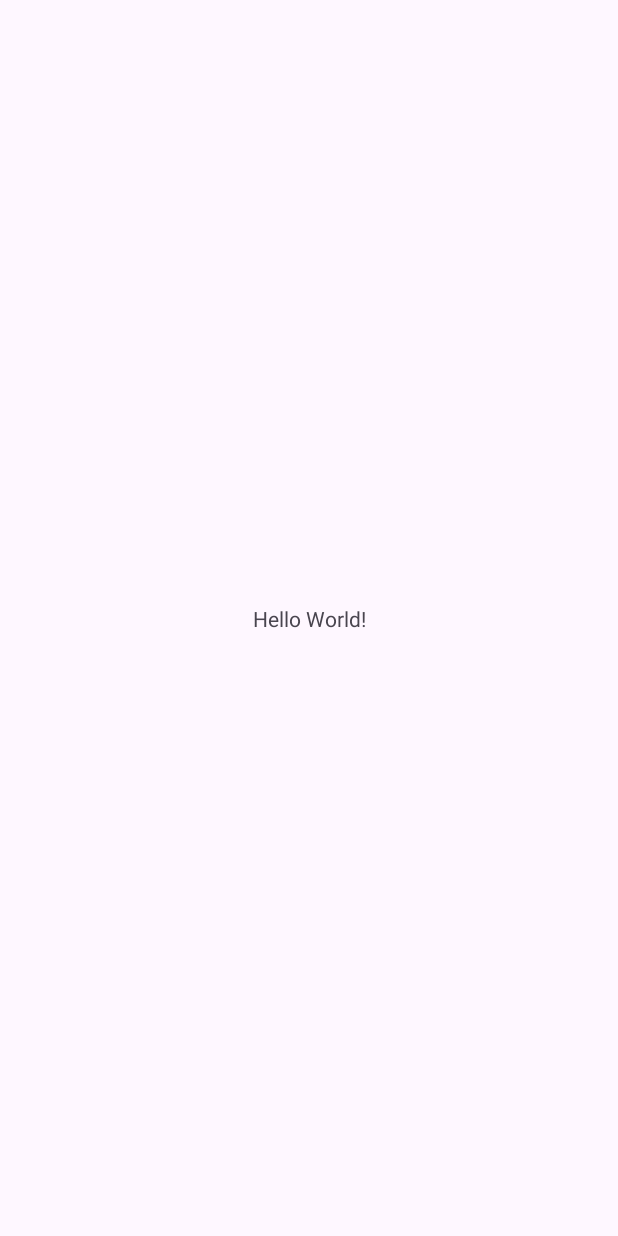
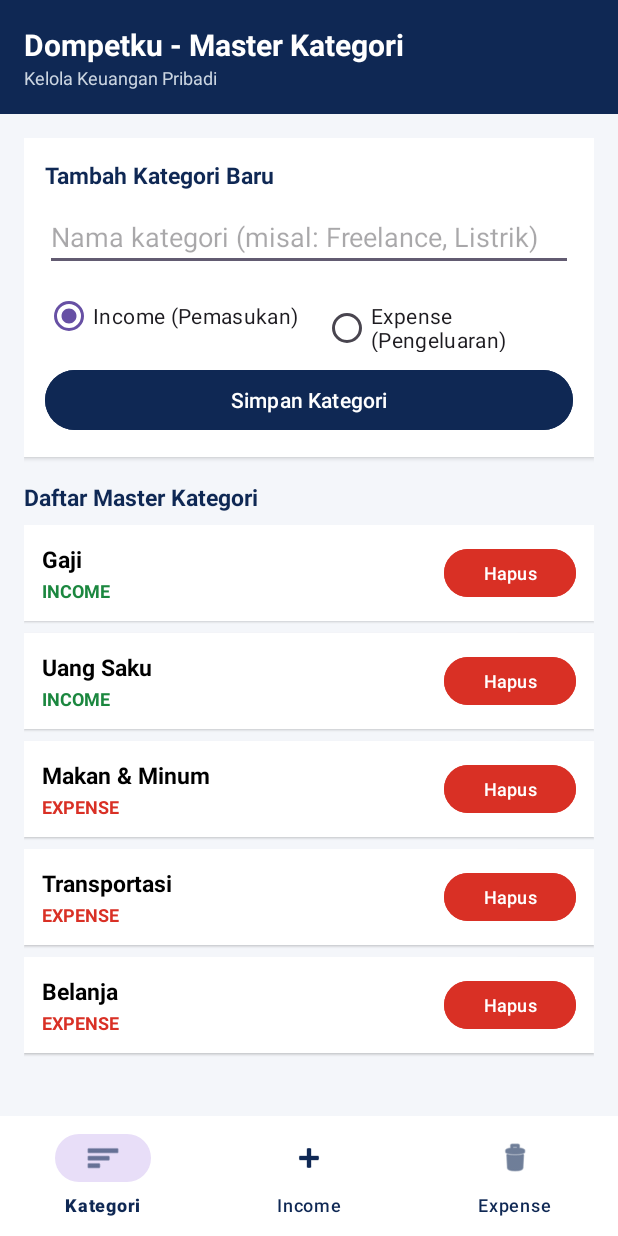
Before and after one commit to MeylfinYW/dompetku, an Android app: the screen it shows after launch (MainActivity), on a phone screen of 412 x 824 dp. Before the commit the screen is almost empty. Run offline under Robolectric (Android 15) with nearby library versions, the phone set to English and light mode, and no system bars.

Commit message:
Kategori - Membuat Master kategori (TODAY)

```diff
--- /dev/null
+++ b/app/src/main/java/com/example/dompetku/KategoriAdapter.kt
@@ -0,0 +1,46 @@
+package com.example.dompetku //
+
+import android.view.LayoutInflater
+import android.view.ViewGroup
+import androidx.core.content.ContextCompat
+import androidx.recyclerview.widget.RecyclerView
+import com.example.dompetku.databinding.ItemKategoriBinding //
+
+class KategoriAdapter(
+    private var listKategori: MutableList<Kategori>,
+    private val onHapusClick: (Kategori) -> Unit
+) : RecyclerView.Adapter<KategoriAdapter.ViewHolder>() {
+
+    inner class ViewHolder(val binding: ItemKategoriBinding) :
+        RecyclerView.ViewHolder(binding.root)
+
+    override fun onCreateViewHolder(parent: ViewGroup, viewType: Int): ViewHolder {
+        val binding = ItemKategoriBinding.inflate(
+            LayoutInflater.from(parent.context), parent, false
+        )
+        return ViewHolder(binding)
+    }
+
+    override fun onBindViewHolder(holder: ViewHolder, position: Int) {
+        val item = listKategori[position]
+        holder.binding.tvNamaKategori.text = item.nama
+        holder.binding.tvTipeKategori.text = item.tipe
+
+        val warna = if (item.tipe == "INCOME") R.color.green_income else R.color.red_expense
+        holder.binding.tvTipeKategori.setTextColor(
+            ContextCompat.getColor(holder.itemView.context, warna)
+        )
+
+        holder.binding.btnHapusKategori.setOnClickListener {
+            onHapusClick(item)
+        }
+    }
+
+    override fun getItemCount(): Int = listKategori.size
+
+    fun updateData(newList: List<Kategori>) {
+        listKategori.clear()
+        listKategori.addAll(newList)
+        notifyDataSetChanged()
+    }
+}
--- /dev/null
+++ b/app/src/main/java/com/example/dompetku/KategoriFragment.kt
@@ -0,0 +1,59 @@
+package com.example.dompetku //
+
+import android.os.Bundle
+import android.view.LayoutInflater
+import android.view.View
+import android.view.ViewGroup
+import android.widget.Toast
+import androidx.fragment.app.Fragment
+import androidx.recyclerview.widget.LinearLayoutManager
+import com.example.dompetku.databinding.FragmentKategoriBinding //
+
+class KategoriFragment : Fragment() {
+
+    private lateinit var binding: FragmentKategoriBinding
+    private lateinit var spHelper: SPHelper
+    private lateinit var adapter: KategoriAdapter
+
+    override fun onCreateView(
+        inflater: LayoutInflater, container: ViewGroup?,
+        savedInstanceState: Bundle?
+    ): View {
+        binding = FragmentKategoriBinding.inflate(inflater, container, false)
+        return binding.root
+    }
+
+    override fun onViewCreated(view: View, savedInstanceState: Bundle?) {
+        super.onViewCreated(view, savedInstanceState)
+        spHelper = SPHelper(requireContext())
+
+        adapter = KategoriAdapter(spHelper.getSemuaKategori()) { kategori ->
+            spHelper.hapusKategori(kategori.id)
+            refreshList()
+            Toast.makeText(requireContext(), "Kategori dihapus", Toast.LENGTH_SHORT).show()
+        }
+
+        binding.rvKategori.layoutManager = LinearLayoutManager(requireContext())
+        binding.rvKategori.adapter = adapter
+
+        binding.btnSimpanKategori.setOnClickListener {
+            val nama = binding.etNamaKategori.text.toString().trim()
+            if (nama.isEmpty()) {
+                binding.etNamaKategori.error = "Nama kategori wajib diisi"
+                return@setOnClickListener
+            }
+
+            val tipe = if (binding.rbIncome.isChecked) "INCOME" else "EXPENSE"
+            val idBaru = "K-${System.currentTimeMillis()}"
+            spHelper.tambahKategori(Kategori(idBaru, nama, tipe))
+
+            binding.etNamaKategori.text.clear()
+            refreshList()
+            Toast.makeText(requireContext(), "Kategori berhasil disimpan", Toast.LENGTH_SHORT).show()
+        }
+    }
+
+    private fun refreshList() {
+        adapter.updateData(spHelper.getSemuaKategori())
+    }
+}
--- a/app/src/main/java/com/example/dompetku/MainActivity.kt
+++ b/app/src/main/java/com/example/dompetku/MainActivity.kt
@@ -1,20 +1,38 @@
-package com.example.dompetku
+package com.example.dompetku //
 
 import android.os.Bundle
-import androidx.activity.enableEdgeToEdge
 import androidx.appcompat.app.AppCompatActivity
-import androidx.core.view.ViewCompat
-import androidx.core.view.WindowInsetsCompat
+import androidx.fragment.app.Fragment
+import com.example.dompetku.databinding.ActivityMainBinding //
 
 class MainActivity : AppCompatActivity() {
+
+    private lateinit var binding: ActivityMainBinding
+
     override fun onCreate(savedInstanceState: Bundle?) {
         super.onCreate(savedInstanceState)
-        enableEdgeToEdge()
-        setContentView(R.layout.activity_main)
-        ViewCompat.setOnApplyWindowInsetsListener(findViewById(R.id.main)) { v, insets ->
-            val systemBars = insets.getInsets(WindowInsetsCompat.Type.systemBars())
-            v.setPadding(systemBars.left, systemBars.top, systemBars.right, systemBars.bottom)
-            insets
+        binding = ActivityMainBinding.inflate(layoutInflater)
+        setContentView(binding.root)
+
+        if (savedInstanceState == null) {
+            gantiFragment(KategoriFragment(), "Dompetku - Master Kategori")
+        }
+
+        binding.bottomNav.setOnItemSelectedListener { item ->
+            when (item.itemId) {
+                R.id.nav_kategori -> {
+                    gantiFragment(KategoriFragment(), "Dompetku - Master Kategori")
+                    true
+                }
+                else -> false
+            }
         }
     }
+
+    private fun gantiFragment(fragment: Fragment, judul: String) {
+        binding.tvHeaderTitle.text = judul
+        supportFragmentManager.beginTransaction()
+            .replace(R.id.fragmentContainer, fragment)
+            .commit()
+    }
 }
--- a/app/src/main/res/layout/activity_main.xml
+++ b/app/src/main/res/layout/activity_main.xml
@@ -1,19 +1,55 @@
 <?xml version="1.0" encoding="utf-8"?>
 <androidx.constraintlayout.widget.ConstraintLayout xmlns:android="http://schemas.android.com/apk/res/android"
     xmlns:app="http://schemas.android.com/apk/res-auto"
-    xmlns:tools="http://schemas.android.com/tools"
-    android:id="@+id/main"
     android:layout_width="match_parent"
     android:layout_height="match_parent"
-    tools:context=".MainActivity">
+    android:background="@color/bg_soft">
 
-    <TextView
-        android:layout_width="wrap_content"
+    <LinearLayout
+        android:id="@+id/headerBar"
+        android:layout_width="match_parent"
         android:layout_height="wrap_content"
-        android:text="Hello World!"
+        android:background="@color/navy_primary"
+        android:orientation="vertical"
+        android:padding="16dp"
+        app:layout_constraintTop_toTopOf="parent">
+
+        <TextView
+            android:id="@+id/tvHeaderTitle"
+            android:layout_width="wrap_content"
+            android:layout_height="wrap_content"
+            android:text="Dompetku - Master Kategori"
+            android:textColor="@color/white"
+            android:textSize="20sp"
+            android:textStyle="bold" />
+
+        <TextView
+            android:layout_width="wrap_content"
+            android:layout_height="wrap_content"
+            android:text="Kelola Keuangan Pribadi"
+            android:textColor="#CBD5E1"
+            android:textSize="12sp" />
+    </LinearLayout>
+
+    <FrameLayout
+        android:id="@+id/fragmentContainer"
+        android:layout_width="0dp"
+        android:layout_height="0dp"
+        app:layout_constraintBottom_toTopOf="@id/bottomNav"
+        app:layout_constraintEnd_toEndOf="parent"
+        app:layout_constraintStart_toStartOf="parent"
+        app:layout_constraintTop_toBottomOf="@id/headerBar" />
+
+    <com.google.android.material.bottomnavigation.BottomNavigationView
+        android:id="@+id/bottomNav"
+        android:layout_width="0dp"
+        android:layout_height="wrap_content"
+        android:background="@color/white"
+        app:itemIconTint="@color/navy_primary"
+        app:itemTextColor="@color/navy_primary"
         app:layout_constraintBottom_toBottomOf="parent"
         app:layout_constraintEnd_toEndOf="parent"
         app:layout_constraintStart_toStartOf="parent"
-        app:layout_constraintTop_toTopOf="parent" />
+        app:menu="@menu/bottom_nav_menu" />
 
 </androidx.constraintlayout.widget.ConstraintLayout>
--- /dev/null
+++ b/app/src/main/res/layout/fragment_kategori.xml
@@ -0,0 +1,80 @@
+<?xml version="1.0" encoding="utf-8"?>
+<LinearLayout xmlns:android="http://schemas.android.com/apk/res/android"
+    android:layout_width="match_parent"
+    android:layout_height="match_parent"
+    android:orientation="vertical"
+    android:padding="16dp">
+
+    <LinearLayout
+        android:layout_width="match_parent"
+        android:layout_height="wrap_content"
+        android:background="@color/white"
+        android:elevation="2dp"
+        android:orientation="vertical"
+        android:padding="14dp">
+
+        <TextView
+            android:layout_width="wrap_content"
+            android:layout_height="wrap_content"
+            android:text="Tambah Kategori Baru"
+            android:textColor="@color/navy_primary"
+            android:textSize="15sp"
+            android:textStyle="bold" />
+
+        <EditText
+            android:id="@+id/etNamaKategori"
+            android:layout_width="match_parent"
+            android:layout_height="wrap_content"
+            android:layout_marginTop="8dp"
+            android:hint="Nama kategori (misal: Freelance, Listrik)"
+            android:inputType="textCapWords" />
+
+        <RadioGroup
+            android:id="@+id/rgTipeKategori"
+            android:layout_width="match_parent"
+            android:layout_height="wrap_content"
+            android:layout_marginTop="6dp"
+            android:orientation="horizontal">
+
+            <RadioButton
+                android:id="@+id/rbIncome"
+                android:layout_width="wrap_content"
+                android:layout_height="wrap_content"
+                android:checked="true"
+                android:text="Income (Pemasukan)" />
+
+            <RadioButton
+                android:id="@+id/rbExpense"
+                android:layout_width="wrap_content"
+                android:layout_height="wrap_content"
+                android:layout_marginStart="16dp"
+                android:text="Expense (Pengeluaran)" />
+        </RadioGroup>
+
+        <Button
+            android:id="@+id/btnSimpanKategori"
+            android:layout_width="match_parent"
+            android:layout_height="wrap_content"
+            android:layout_marginTop="8dp"
+            android:backgroundTint="@color/navy_primary"
+            android:text="Simpan Kategori"
+            android:textColor="@color/white" />
+    </LinearLayout>
+
+    <TextView
+        android:layout_width="wrap_content"
+        android:layout_height="wrap_content"
+        android:layout_marginTop="16dp"
+        android:layout_marginBottom="8dp"
+        android:text="Daftar Master Kategori"
+        android:textColor="@color/navy_primary"
+        android:textSize="15sp"
+        android:textStyle="bold" />
+
+    <androidx.recyclerview.widget.RecyclerView
+        android:id="@+id/rvKategori"
+        android:layout_width="match_parent"
+        android:layout_height="0dp"
+        android:layout_weight="1" />
+
+</LinearLayout>
--- /dev/null
+++ b/app/src/main/res/layout/item_kategori.xml
@@ -0,0 +1,46 @@
+<?xml version="1.0" encoding="utf-8"?>
+<LinearLayout xmlns:android="http://schemas.android.com/apk/res/android"
+    android:layout_width="match_parent"
+    android:layout_height="wrap_content"
+    android:layout_marginBottom="8dp"
+    android:background="@color/white"
+    android:elevation="1dp"
+    android:gravity="center_vertical"
+    android:orientation="horizontal"
+    android:padding="12dp">
+
+    <LinearLayout
+        android:layout_width="0dp"
+        android:layout_height="wrap_content"
+        android:layout_weight="1"
+        android:orientation="vertical">
+
+        <TextView
+            android:id="@+id/tvNamaKategori"
+            android:layout_width="wrap_content"
+            android:layout_height="wrap_content"
+            android:text="Nama Kategori"
+            android:textColor="@color/black"
+            android:textSize="15sp"
+            android:textStyle="bold" />
+
+        <TextView
+            android:id="@+id/tvTipeKategori"
+            android:layout_width="wrap_content"
+            android:layout_height="wrap_content"
+            android:layout_marginTop="2dp"
+            android:text="INCOME"
+            android:textSize="12sp"
+            android:textStyle="bold" />
+    </LinearLayout>
+
+    <Button
+        android:id="@+id/btnHapusKategori"
+        android:layout_width="wrap_content"
+        android:layout_height="40dp"
+        android:backgroundTint="@color/red_expense"
+        android:text="Hapus"
+        android:textColor="@color/white"
+        android:textSize="12sp" />
+
+</LinearLayout>
--- /dev/null
+++ b/app/src/main/res/menu/bottom_nav_menu.xml
@@ -0,0 +1,15 @@
+<?xml version="1.0" encoding="utf-8"?>
+<menu xmlns:android="http://schemas.android.com/apk/res/android">
+    <item
+        android:id="@+id/nav_kategori"
+        android:icon="@android:drawable/ic_menu_sort_by_size"
+        android:title="Kategori" />
+    <item
+        android:id="@+id/nav_income"
+        android:icon="@android:drawable/ic_input_add"
+        android:title="Income" />
+    <item
+        android:id="@+id/nav_expense"
+        android:icon="@android:drawable/ic_menu_delete"
+        android:title="Expense" />
+</menu>
--- a/app/src/main/res/values/colors.xml
+++ b/app/src/main/res/values/colors.xml
@@ -2,4 +2,10 @@
 <resources>
     <color name="black">#FF000000</color>
     <color name="white">#FFFFFFFF</color>
+    <color name="navy_primary">#0F2854</color>
+    <color name="navy_dark">#091A3A</color>
+    <color name="navy_light">#1E4287</color>
+    <color name="bg_soft">#F4F6FA</color>
+    <color name="green_income">#1B873F</color>
+    <color name="red_expense">#D93025</color>
 </resources>
```
